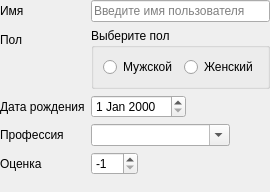
Old version of the form Forms/PersonalDataForm/PersonalDataForm.ui in the repository maks1596/professional-qualities-admin.
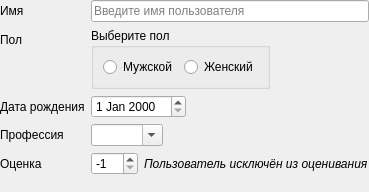
New version of the form.

Commit message:
Добавлены подсказки для минимальной оценки
Исправлены ошибки компиляции

What changed in the file:
```diff
--- a/Forms/PersonalDataForm/PersonalDataForm.ui
+++ b/Forms/PersonalDataForm/PersonalDataForm.ui
@@ -6,7 +6,7 @@
    <rect>
     <x>0</x>
     <y>0</y>
-    <width>250</width>
+    <width>346</width>
     <height>192</height>
    </rect>
   </property>
@@ -100,7 +100,7 @@
     </layout>
    </item>
    <item row="7" column="1">
-    <layout class="QHBoxLayout" name="professionHorizontalLayout" stretch="1,0">
+    <layout class="QHBoxLayout" name="professionHorizontalLayout" stretch="0,0">
      <property name="spacing">
       <number>0</number>
      </property>
@@ -132,7 +132,7 @@
    <item row="9" column="1">
     <layout class="QHBoxLayout" name="assessmentHorizontalLayout">
      <property name="spacing">
-      <number>0</number>
+      <number>6</number>
      </property>
      <item>
       <widget class="QSpinBox" name="assessmentSpinBox">
@@ -150,6 +150,18 @@
        </property>
       </widget>
      </item>
+     <item>
+      <widget class="QLabel" name="userExcludedFromAsstimatoionLabel">
+       <property name="font">
+        <font>
+         <italic>true</italic>
+        </font>
+       </property>
+       <property name="text">
+        <string>Пользователь исключён из оценивания</string>
+       </property>
+      </widget>
+     </item>
      <item>
       <spacer name="horizontalSpacer_3">
        <property name="orientation">
```
Left out of the diff: 2 changed lines with no effect on the pictures. The commit also changes 2 other files.
